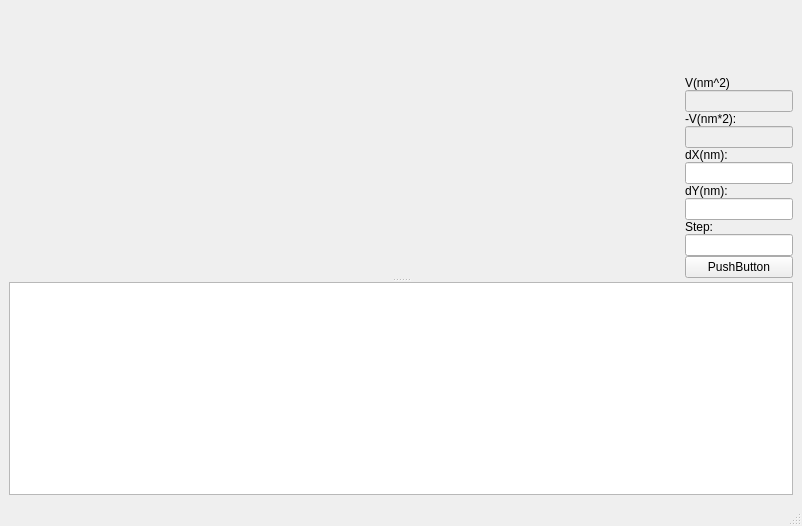
This is nanoanalyzer.ui in mskubenich/NanoAnalyzer as Qt 5 draws it before an edit. The edited form follows.
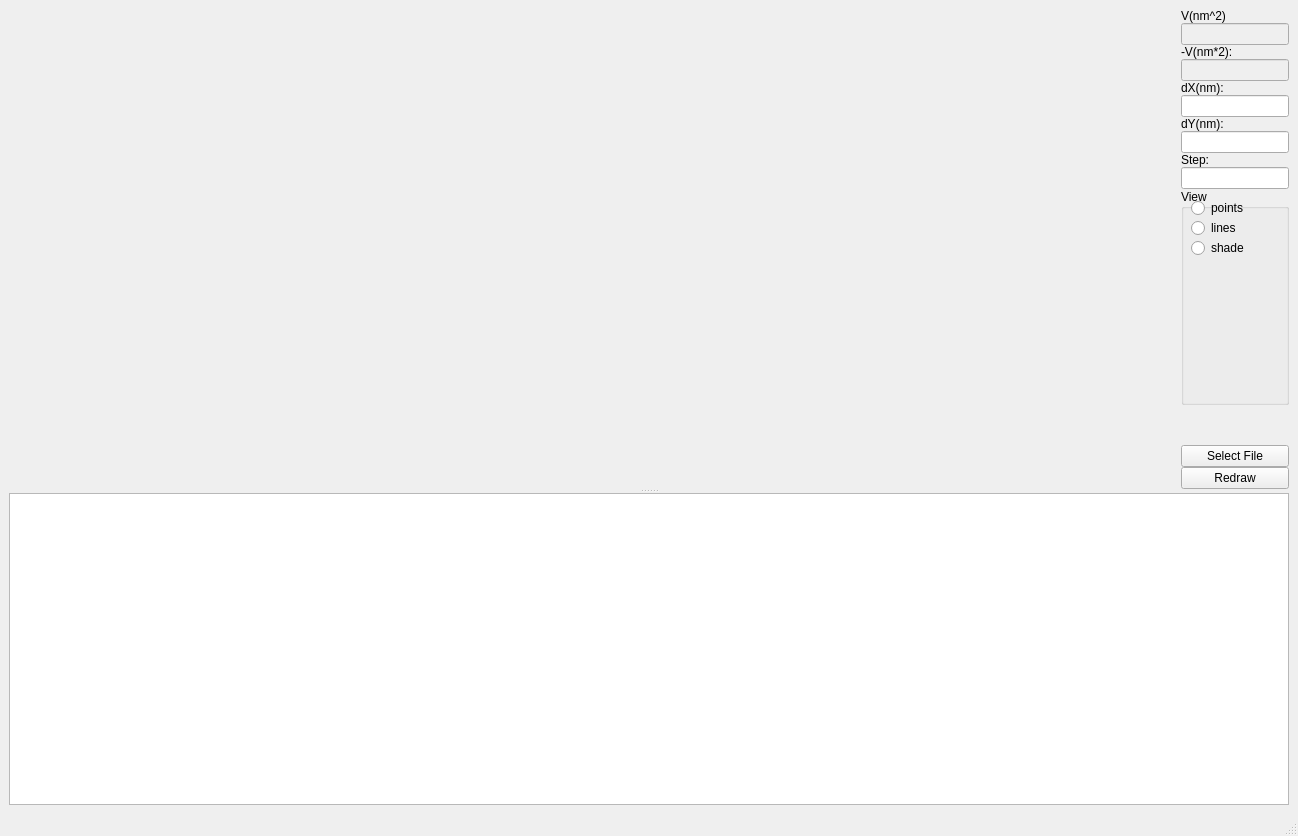
This is the edited form. Custom widgets are drawn as their Qt base class.

What changed in the file:
```diff
--- a/nanoanalyzer.ui
+++ b/nanoanalyzer.ui
@@ -8,8 +8,8 @@
    <rect>
     <x>0</x>
     <y>0</y>
-    <width>802</width>
-    <height>526</height>
+    <width>1298</width>
+    <height>836</height>
    </rect>
   </property>
   <property name="windowTitle" >
@@ -56,19 +56,6 @@
             <property name="rightMargin" >
              <number>0</number>
             </property>
-            <item>
-             <spacer name="verticalSpacer" >
-              <property name="orientation" >
-               <enum>Qt::Vertical</enum>
-              </property>
-              <property name="sizeHint" stdset="0" >
-               <size>
-                <width>20</width>
-                <height>40</height>
-               </size>
-              </property>
-             </spacer>
-            </item>
             <item>
              <widget class="QLabel" name="label_5" >
               <property name="text" >
@@ -164,9 +151,81 @@
              </widget>
             </item>
             <item>
-             <widget class="QPushButton" name="startButton" >
+             <widget class="QGroupBox" name="groupBox" >
+              <property name="sizePolicy" >
+               <sizepolicy vsizetype="Preferred" hsizetype="Preferred" >
+                <horstretch>0</horstretch>
+                <verstretch>11</verstretch>
+               </sizepolicy>
+              </property>
+              <property name="title" >
+               <string>View</string>
+              </property>
+              <widget class="QRadioButton" name="points_view" >
+               <property name="geometry" >
+                <rect>
+                 <x>10</x>
+                 <y>10</y>
+                 <width>84</width>
+                 <height>18</height>
+                </rect>
+               </property>
+               <property name="text" >
+                <string>points</string>
+               </property>
+              </widget>
+              <widget class="QRadioButton" name="lines_view" >
+               <property name="geometry" >
+                <rect>
+                 <x>10</x>
+                 <y>30</y>
+                 <width>84</width>
+                 <height>18</height>
+                </rect>
+               </property>
+               <property name="text" >
+                <string>lines</string>
+               </property>
+              </widget>
+              <widget class="QRadioButton" name="shade_view" >
+               <property name="geometry" >
+                <rect>
+                 <x>10</x>
+                 <y>50</y>
+                 <width>84</width>
+                 <height>18</height>
+                </rect>
+               </property>
+               <property name="text" >
+                <string>shade</string>
+               </property>
+              </widget>
+             </widget>
+            </item>
+            <item>
+             <spacer name="verticalSpacer_2" >
+              <property name="orientation" >
+               <enum>Qt::Vertical</enum>
+              </property>
+              <property name="sizeHint" stdset="0" >
+               <size>
+                <width>20</width>
+                <height>40</height>
+               </size>
+              </property>
+             </spacer>
+            </item>
+            <item>
+             <widget class="QPushButton" name="selectFileButton" >
               <property name="text" >
-               <string>PushButton</string>
+               <string>Select File</string>
+              </property>
+             </widget>
+            </item>
+            <item>
+             <widget class="QPushButton" name="drawButton" >
+              <property name="text" >
+               <string>Redraw</string>
               </property>
              </widget>
             </item>
```
Left out of the diff: 3 changed lines with no effect on the pictures.
